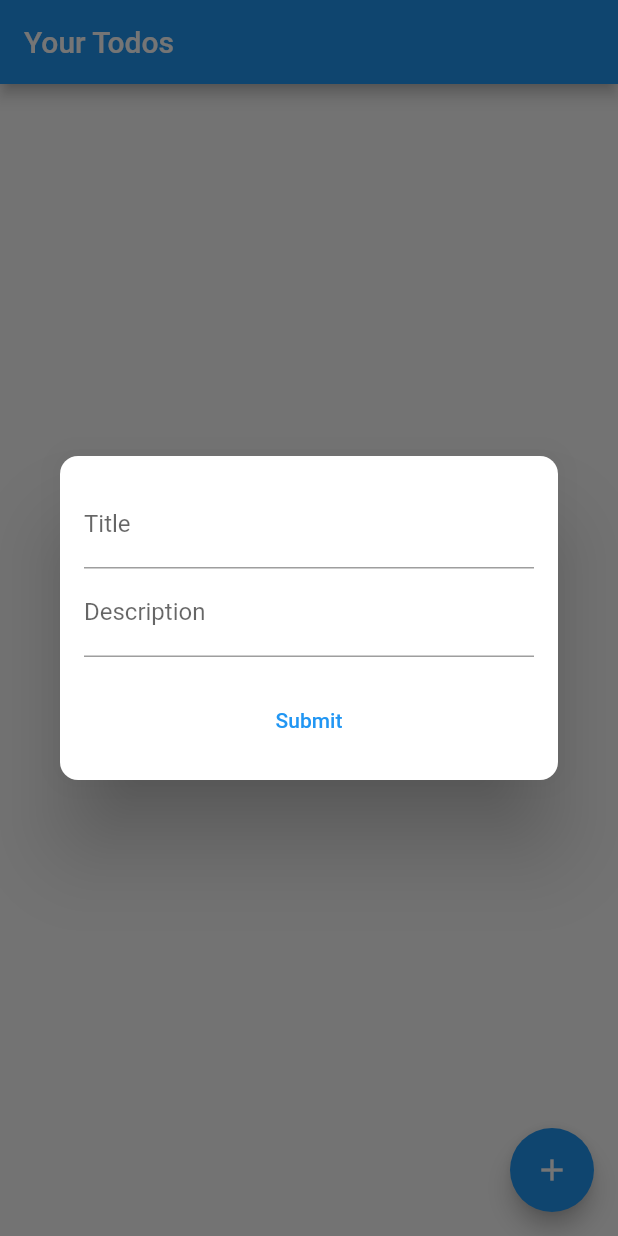
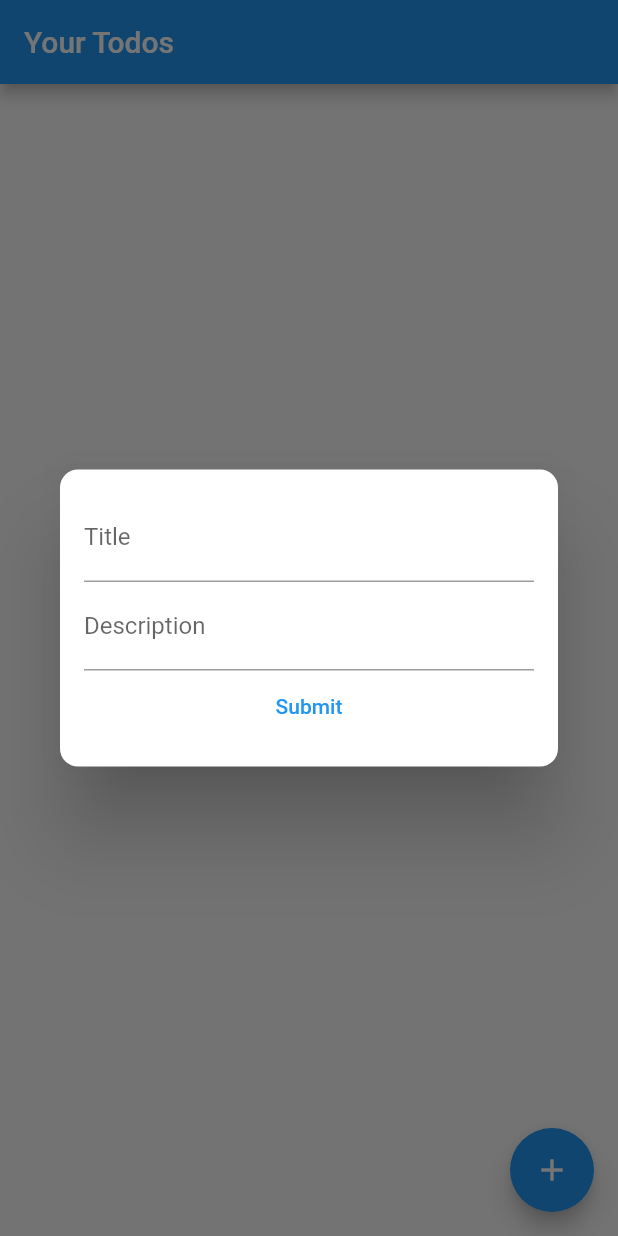
Before and after one commit to Aadeesh11/WorkshopTaskPublic, a Flutter app: the screen it shows after launch, after a tap on the "add" icon, on a phone screen of 412 x 824 dp. Run offline on Flutter 3.47's test engine with Material 2 defaults, Android fonts, the phone set to English and light mode, and no system bars.

Commit message:
done all the required changes

```diff
--- a/lib/models/todo_list.dart
+++ b/lib/models/todo_list.dart
@@ -1,7 +1,7 @@
 import 'package:workshop_task/models/todo.dart';
 
 class TodoList {
-  final List<Todo> _allTodos = [];
+  final List<Todo> _allTodos = <Todo>[];
 
   List<Todo> allTodos() {
     return _allTodos;
--- a/lib/screen/todo_screen.dart
+++ b/lib/screen/todo_screen.dart
@@ -1,6 +1,7 @@
 import 'package:flutter/material.dart';
 import 'package:workshop_task/models/todo_list.dart';
-import 'package:workshop_task/models/todo.dart';
+import 'package:workshop_task/widgets/add_todo_dialogue.dart';
+import 'package:workshop_task/widgets/todo_list_item.dart';
 
 class TodoScreen extends StatefulWidget {
   const TodoScreen({Key key}) : super(key: key);
@@ -12,8 +13,8 @@ class TodoScreen extends StatefulWidget {
 class _TodoScreenState extends State<TodoScreen> {
   TodoList todoList = TodoList();
 
-  final TextEditingController myController1 = TextEditingController();
-  final TextEditingController myController2 = TextEditingController();
+  // final TextEditingController myController1 = TextEditingController();
+  // final TextEditingController myController2 = TextEditingController();
 
   Widget widgetbody = Row(
     mainAxisAlignment: MainAxisAlignment.center,
@@ -35,56 +36,13 @@ class _TodoScreenState extends State<TodoScreen> {
         onPressed: () {
           showDialog(
               context: context,
-              builder: (BuildContext context) {
-                return Dialog(
-                    shape: RoundedRectangleBorder(
-                        borderRadius: BorderRadius.circular(12.0)),
-                    child: SizedBox(
-                        child: Padding(
-                            padding: const EdgeInsets.all(16.0),
-                            child: Column(
-                              mainAxisSize: MainAxisSize.min,
-                              mainAxisAlignment: MainAxisAlignment.center,
-                              crossAxisAlignment: CrossAxisAlignment.center,
-                              children: [
-                                TextField(
-                                  controller: myController1,
-                                  decoration:
-                                      const InputDecoration(labelText: "Title"),
-                                ),
-                                TextField(
-                                  controller: myController2,
-                                  decoration: const InputDecoration(
-                                      labelText: "Description"),
-                                ),
-                                const SizedBox(height: 18),
-                                SizedBox(
-                                    child: TextButton(
-                                  child: const Text("Submit"),
-                                  onPressed: () {
-                                    if (myController1.text.isNotEmpty &&
-                                        myController2.text.isNotEmpty) {
-                                      setState(() {
-                                        String title = myController1.text;
-                                        String description = myController2.text;
-
-                                        Todo newTodo = Todo(
-                                            title: title,
-                                            description: description);
-
-                                        todoList.addTodo(newTodo);
-
-                                        myController1.clear();
-                                        myController2.clear();
-
-                                        Navigator.of(context).pop();
-                                      });
-                                    }
-                                  },
-                                ))
-                              ],
-                            ))));
-              });
+              builder: (BuildContext contextadd) {
+                return const AddTodoDialogue();
+              }).then((value) {
+            setState(() {
+              todoList.addTodo(value);
+            });
+          });
         },
       ),
       body: todoList.allTodos().isNotEmpty
@@ -102,34 +60,29 @@ class _TodoScreenState extends State<TodoScreen> {
                                   "Are you sure you want to delete this Todo?"),
                               actions: [
                                 TextButton(
-                                    child: const Text("Yes"),
                                     onPressed: () {
                                       setState(() {
                                         todoList.deleteTodo(
                                             todoList.allTodos()[index]);
                                         Navigator.of(contextofdeletion).pop();
                                       });
-                                    }),
+                                    },
+                                    child: const Text("Yes")),
                                 TextButton(
-                                    child: const Text("No"),
                                     onPressed: () {
                                       Navigator.of(contextofdeletion).pop();
-                                    })
+                                    },
+                                    child: const Text("No"))
                               ],
                             );
                           });
                     },
-                    child: ListTile(
-                      title: Text(todoList.allTodos()[index].title,
-                          style: const TextStyle(fontSize: 20.0)),
-                      subtitle: Text(todoList.allTodos()[index].description),
-                      leading: CircleAvatar(
-                        child: Text("${index + 1}"),
-                        backgroundColor: Colors.black,
-                      ),
+                    child: TodoListItem(
+                      index: index,
+                      todo: todoList.allTodos()[index],
                     ));
               })
-          : const Center(child: Text("No Todo's added")),
+          : widgetbody,
     );
   }
 }
--- a/lib/widgets/add_todo_dialogue.dart
+++ b/lib/widgets/add_todo_dialogue.dart
@@ -1,4 +1,5 @@
 import 'package:flutter/material.dart';
+import 'package:workshop_task/models/todo.dart';
 
 class AddTodoDialogue extends StatefulWidget {
   const AddTodoDialogue({Key key}) : super(key: key);
@@ -8,30 +9,93 @@ class AddTodoDialogue extends StatefulWidget {
 }
 
 class _AddTodoDialogueState extends State<AddTodoDialogue> {
-  final TextEditingController myController = TextEditingController();
+  final TextEditingController myController1 = TextEditingController();
   final TextEditingController myController2 = TextEditingController();
+
   @override
   Widget build(BuildContext context) {
-    return Container(
-      width: 200,
-      padding: const EdgeInsets.all(16),
+    return Dialog(
+        shape:
+            RoundedRectangleBorder(borderRadius: BorderRadius.circular(12.0)),
+        child: SizedBox(
+            child: Padding(
+                padding: const EdgeInsets.all(16.0),
                 child: Column(
                   mainAxisSize: MainAxisSize.min,
+                  mainAxisAlignment: MainAxisAlignment.center,
+                  crossAxisAlignment: CrossAxisAlignment.center,
                   children: [
                     TextField(
-            decoration: const InputDecoration(hintText: "Title"),
-            controller: myController,
+                      controller: myController1,
+                      decoration: const InputDecoration(labelText: "Title"),
                     ),
                     TextField(
-            decoration: const InputDecoration(hintText: "Description"),
                       controller: myController2,
+                      decoration:
+                          const InputDecoration(labelText: "Description"),
                     ),
                     TextButton(
-            onPressed: () {},
-            child: const Text('Submit'),
-          ),
+                      onPressed: () {
+                        setState(() {
+                          if (myController1.text.isNotEmpty &&
+                              myController2.text.isNotEmpty) {
+                            setState(() {
+                              String title = myController1.text;
+                              String description = myController2.text;
+
+                              Todo newincomingTodo =
+                                  Todo(title: title, description: description);
+
+                              myController1.clear();
+                              myController2.clear();
+
+                              Navigator.pop(context, newincomingTodo);
+                            });
+                          }
+                        });
+                      },
+                      child: const Text("Submit"),
+                    )
                   ],
-      ),
+                )))
+        // width: 200,
+        // padding: const EdgeInsets.all(16),
+        // child: Column(
+        //   mainAxisSize: MainAxisSize.min,
+        //   children: [
+        //     TextField(
+        //       controller: myController1,
+        //       decoration: const InputDecoration(labelText: "Title"),
+        //     ),
+        //     TextField(
+        //       controller: myController2,
+        //       decoration: const InputDecoration(labelText: "Description"),
+        //     ),
+        //     const SizedBox(height: 18),
+        //     SizedBox(
+        //         child: TextButton(
+        //       child: const Text("Submit"),
+        //       onPressed: () {
+        //         if (myController1.text.isNotEmpty &&
+        //             myController2.text.isNotEmpty) {
+        //           setState(() {
+        //             String title = myController1.text;
+        //             String description = myController2.text;
+
+        //             Todo newTodo = Todo(title: title, description: description);
+
+        //             todoList.addTodo(newTodo);
+
+        //             myController1.clear();
+        //             myController2.clear();
+
+        //             Navigator.of(context).pop();
+        //           });
+        //         }
+        //       },
+        //     ))
+        //   ],
+        // ),
         );
   }
 }
```
Also changed, not shown: lib/widgets/todo_list_item.dart (+8 -1 lines), 1 other file. Lines whose indentation alone changed are shown as unchanged.
